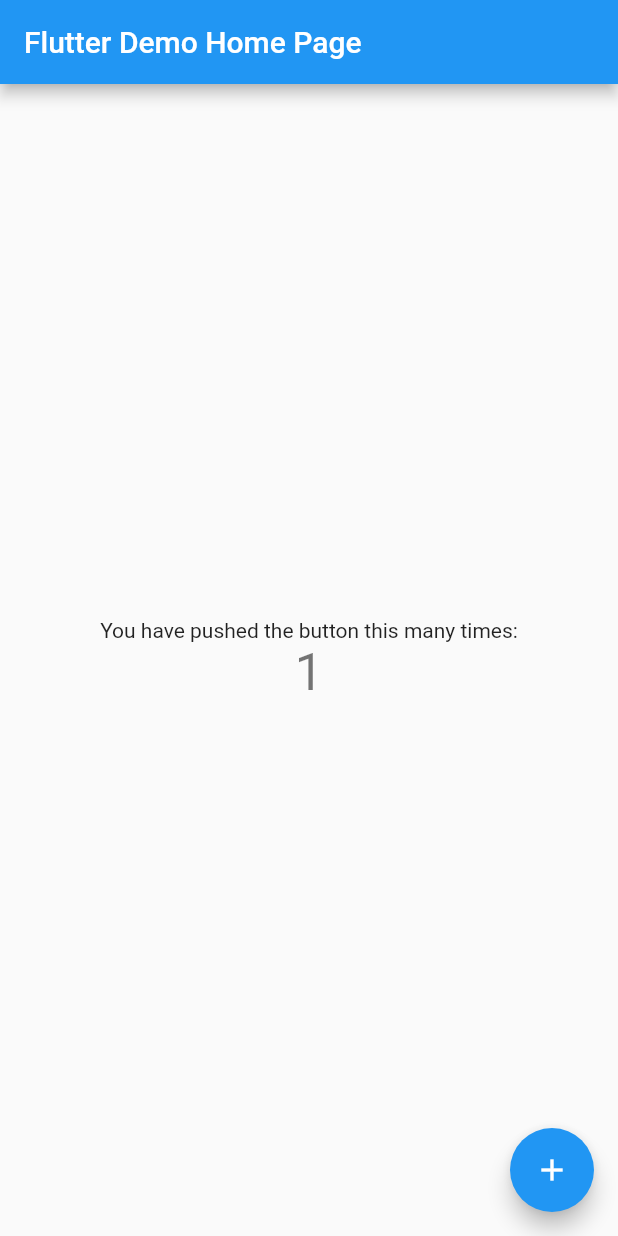
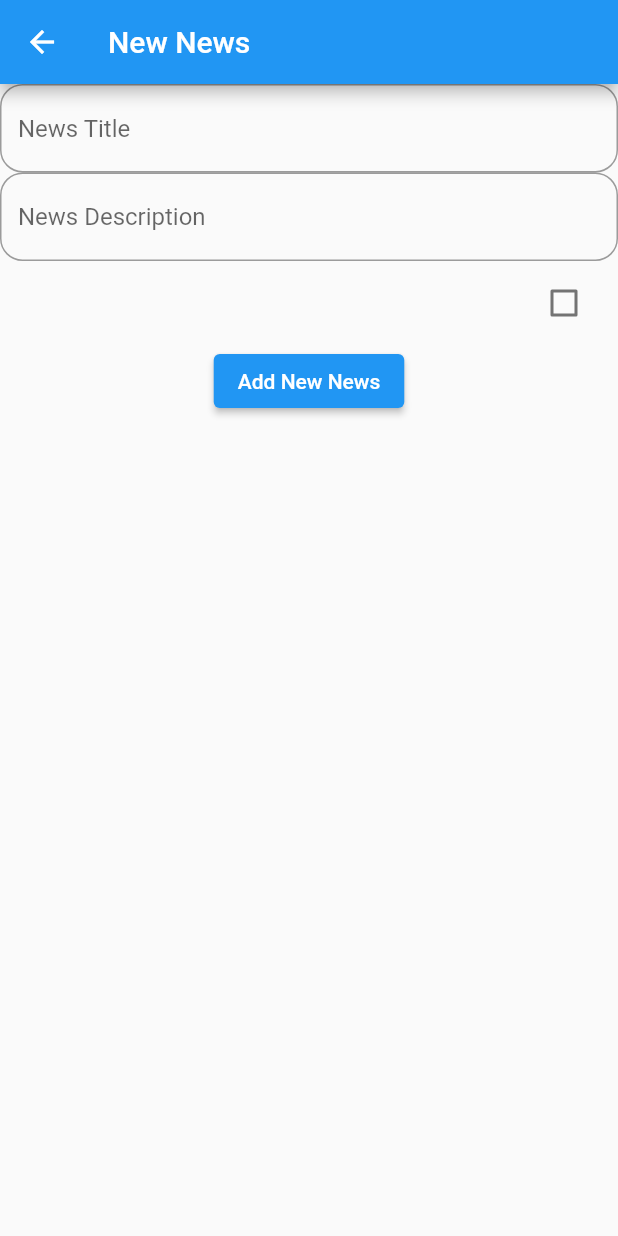
Before and after one commit to shadysamara/wedad_sql, a Flutter app: the screen it shows after launch, after a tap on the "add" icon, on a phone screen of 412 x 824 dp. Run offline on Flutter 3.47's test engine with Material 2 defaults, Android fonts, the phone set to English and light mode, and no system bars; our stand-ins replace sqflite; accounts and stored records are empty.

Commit message:
complete app

```diff
--- a/lib/main.dart
+++ b/lib/main.dart
@@ -1,7 +1,10 @@
 import 'package:flutter/material.dart';
+import 'package:news_app/providers/news_provider.dart';
 import 'package:news_app/repositories/sql_repo.dart';
+import 'package:news_app/ui/home_page.dart';
+import 'package:provider/provider.dart';
 
-void main() async{
+void main() async {
   WidgetsFlutterBinding.ensureInitialized();
   await SqlRepo.sqlRepo.initDatabase();
   runApp(const MyApp());
@@ -13,7 +16,11 @@ class MyApp extends StatelessWidget {
   // This widget is the root of your application.
   @override
   Widget build(BuildContext context) {
-    return MaterialApp(
+    return ChangeNotifierProvider<NewsProvider>(
+      create: (BuildContext context) {
+        return NewsProvider();
+      },
+      child: MaterialApp(
         title: 'Flutter Demo',
         theme: ThemeData(
           // This is the theme of your application.
@@ -27,7 +34,8 @@ class MyApp extends StatelessWidget {
           // is not restarted.
           primarySwatch: Colors.blue,
         ),
-      home: const MyHomePage(title: 'Flutter Demo Home Page'),
+        home: HomePage(),
+      ),
     );
   }
 }
--- a/lib/providers/news_provider.dart
+++ b/lib/providers/news_provider.dart
@@ -6,6 +6,7 @@ import 'package:news_app/repositories/sql_repo.dart';
 class NewsProvider extends ChangeNotifier {
   NewsProvider() {
     SqlRepo.sqlRepo.initDatabase();
+     getAllNews();
   }
   List<NewsModel> allNews = [];
   List<NewsModel> favouriteNews = [];
--- /dev/null
+++ b/lib/ui/add_new_news_page.dart
@@ -0,0 +1,46 @@
+import 'package:flutter/material.dart';
+import 'package:news_app/providers/news_provider.dart';
+import 'package:provider/provider.dart';
+
+class AddNewsPage extends StatelessWidget {
+  @override
+  Widget build(BuildContext context) {
+    // TODO: implement build
+    return Scaffold(
+      appBar: AppBar(
+        title: const Text('New News'),
+      ),
+      body: Consumer<NewsProvider>(builder: (context, provider, x) {
+        return Column(
+          children: [
+            TextField(
+              controller: provider.titleController,
+              decoration: InputDecoration(
+                  border: OutlineInputBorder(
+                      borderRadius: BorderRadius.circular(15)),
+                  hintText: 'News Title'),
+            ),
+            TextField(
+              controller: provider.descriptionController,
+              decoration: InputDecoration(
+                  border: OutlineInputBorder(
+                      borderRadius: BorderRadius.circular(15)),
+                  hintText: 'News Description'),
+            ),
+            CheckboxListTile(
+                value: provider.isFavourite,
+                onChanged: (v) {
+                  provider.isFavourite = v!;
+                  provider.notifyListeners();
+                }),
+            ElevatedButton(
+                onPressed: () {
+                  provider.addNewToDatabase();
+                },
+                child: const Text('Add New News'))
+          ],
+        );
+      }),
+    );
+  }
+}
--- /dev/null
+++ b/lib/ui/all_news_page.dart
@@ -0,0 +1,18 @@
+import 'package:flutter/material.dart';
+import 'package:news_app/providers/news_provider.dart';
+import 'package:news_app/ui/news_widget.dart';
+import 'package:provider/provider.dart';
+
+class AllNewsPage extends StatelessWidget {
+  @override
+  Widget build(BuildContext context) {
+    // TODO: implement build
+    return Consumer<NewsProvider>(builder: (x, provider, y) {
+      return ListView.builder(
+          itemCount: provider.allNews.length,
+          itemBuilder: (context, index) {
+            return NewsWidget(provider.allNews[index]);
+          });
+    });
+  }
+}
--- /dev/null
+++ b/lib/ui/home_page.dart
@@ -0,0 +1,37 @@
+import 'package:flutter/material.dart';
+import 'package:news_app/ui/add_new_news_page.dart';
+import 'package:news_app/ui/all_news_page.dart';
+import 'package:news_app/ui/favourite_news_page.dart';
+
+class HomePage extends StatelessWidget {
+  @override
+  Widget build(BuildContext context) {
+    // TODO: implement build
+    return DefaultTabController(
+        length: 2,
+        child: Scaffold(
+          floatingActionButton: FloatingActionButton(
+            child: const Icon(Icons.add),
+            onPressed: () {
+              Navigator.of(context).push(MaterialPageRoute(builder: (context) {
+                return AddNewsPage();
+              }));
+            },
+          ),
+          appBar: AppBar(
+            title: Text('News App'),
+            bottom: const TabBar(tabs: [
+              Tab(
+                icon: Icon(Icons.list),
+                text: 'All News',
+              ),
+              Tab(
+                icon: Icon(Icons.favorite),
+                text: 'Favourite News',
+              )
+            ]),
+          ),
+          body: TabBarView(children: [AllNewsPage(), FavouritePage()]),
+        ));
+  }
+}
```
Also changed, not shown: lib/repositories/sql_repo.dart (+5 -2 lines), lib/ui/favourite_news_page.dart (added, +18 -0 lines), lib/ui/news_widget.dart (added, +35 -0 lines). Lines whose indentation alone changed are shown as unchanged.
